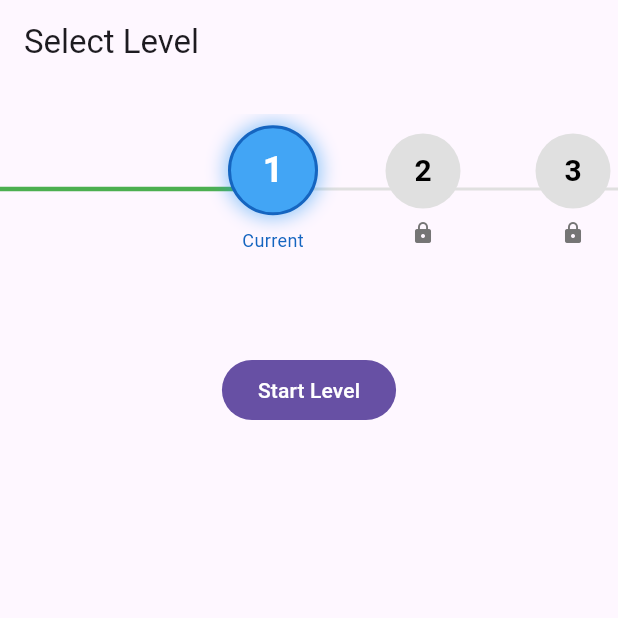
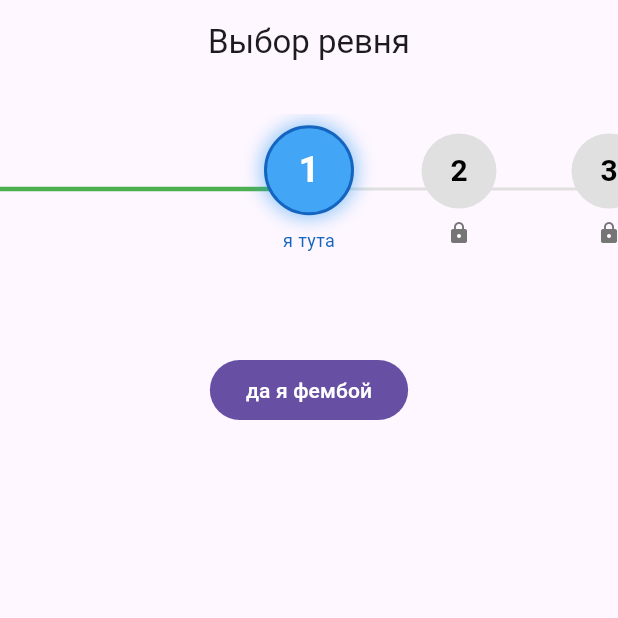
Before and after one commit to LismondT/isc_tg_mini_app, a Flutter app: the screen it shows after launch, on a phone screen of 412 x 824 dp, the top half of it. Run offline on Flutter 3.47's test engine with Material 3 defaults, Android fonts, the phone set to English and light mode, and no system bars; missing offline and left inert: flame.

Commit message:
полностью починил выбор уровня

```diff
--- a/lib/main.dart
+++ b/lib/main.dart
@@ -83,21 +83,18 @@ class _LevelSelectionScreenState extends State<LevelSelectionScreen>
 
   void _centerCurrentLevel({bool animate = true}) {
     final gameProgress = Provider.of<GameProgress>(context, listen: false);
-    final currentLevelIndex = gameProgress.currentLevel + 1;
+    final currentLevelIndex = gameProgress.currentLevel - 1;
 
     final viewportWidth = MediaQuery.of(context).size.width;
     final totalContentWidth =
         gameProgress.totalLevels * (_itemWidth + _itemSpacing);
 
-    double targetOffset =
-        currentLevelIndex * (_itemWidth + _itemSpacing) -
-        (viewportWidth / 2) +
-        (_itemWidth / 2);
+    double targetOffset = currentLevelIndex * (_itemWidth + _itemSpacing);
 
     // Позволяет проскроллить в обе стороны
     final maxScroll =
         totalContentWidth + _horizontalPadding() * 2 - viewportWidth;
-    targetOffset = targetOffset.clamp(0.0, maxScroll);
+    //targetOffset = targetOffset.clamp(0.0, maxScroll);
 
     if (animate) {
       setState(() => _isAnimating = true);
@@ -163,8 +160,9 @@ class _LevelSelectionScreenState extends State<LevelSelectionScreen>
 
     return Scaffold(
       appBar: AppBar(
-        title: const Text('Select Level'),
+        title: const Text('Выбор ревня'),
         automaticallyImplyLeading: false,
+        centerTitle: true,
       ),
       body: Column(
         children: [
@@ -173,18 +171,14 @@ class _LevelSelectionScreenState extends State<LevelSelectionScreen>
             height: 100,
             child: Stack(
               children: [
-                Align(
-                  alignment: Alignment.centerLeft,
-                  child: SizedBox(
-                    width:
-                        totalContentWidth + horizontalPadding * 2, // 👈 важно
+                SizedBox(
+                  width: totalContentWidth + horizontalPadding * 2, // 👈 важно
                   height: 100,
                   child: CustomPaint(
                     painter: LevelConnectorPainter(
                       completedLevels: completedLevels,
                       animatedLevel: _animatedLevel,
                       animationValue: _animationController.value,
-                      ),
                     ),
                   ),
                 ),
@@ -235,7 +229,7 @@ class _LevelSelectionScreenState extends State<LevelSelectionScreen>
                         ),
                       );
                     },
-                    child: const Text('Start Level'),
+                    child: const Text('да я фембой'),
                   ),
           ),
         ],
@@ -251,7 +245,7 @@ class _LevelSelectionScreenState extends State<LevelSelectionScreen>
   }) {
     return Container(
       width: _itemWidth,
-      margin: EdgeInsets.symmetric(horizontal: _itemSpacing / 2),
+      margin: EdgeInsets.only(right: _itemSpacing),
       child: Column(
         mainAxisAlignment: MainAxisAlignment.center,
         children: [
@@ -294,7 +288,7 @@ class _LevelSelectionScreenState extends State<LevelSelectionScreen>
             Padding(
               padding: const EdgeInsets.only(top: 8.0),
               child: Text(
-                'Current',
+                'я тута',
                 style: TextStyle(color: Colors.blue[800], fontSize: 12),
               ),
             ),
```
Lines whose indentation alone changed are shown as unchanged.
